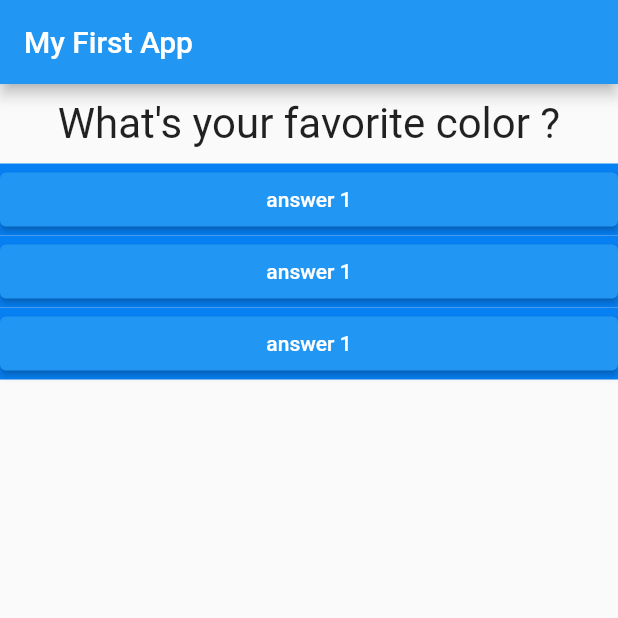
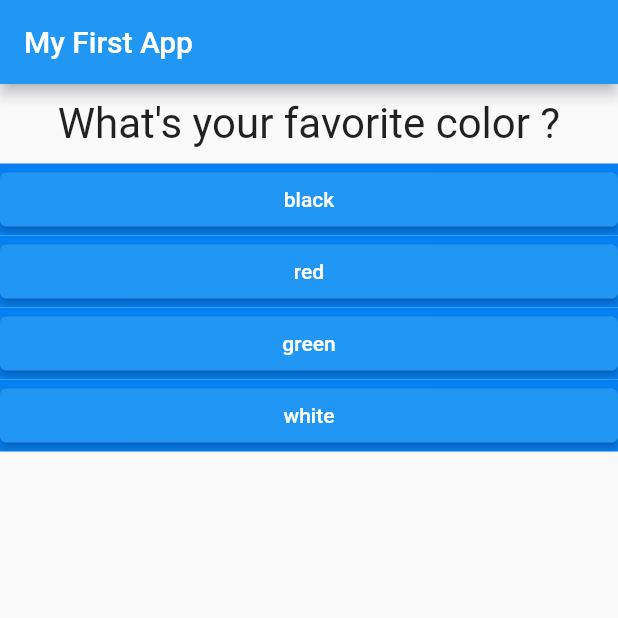
Before and after one commit to Arshdeep-rupal/flutter, a Flutter app: the screen it shows after launch, on a phone screen of 412 x 824 dp, the top half of it. Run offline on Flutter 3.47's test engine with Material 2 defaults, Android fonts, the phone set to English and light mode, and no system bars.

Commit message:
adding new feature of change answer with question

```diff
--- a/lib/answer.dart
+++ b/lib/answer.dart
@@ -4,15 +4,17 @@ import 'package:flutter/material.dart';
 
 class Answer extends StatelessWidget {
   final void Function() selectHandler;
-  Answer(this.selectHandler);
+  final String answerText;
+  Answer(this.selectHandler, this.answerText);
 
   @override
   Widget build(BuildContext context) {
     return Container(
       width: double.infinity,
       color: Color.fromARGB(255, 6, 128, 243),
-      child: ElevatedButton(
-        child: Text('answer 1' ),
+        child: ElevatedButton(
+        child: Text(answerText,
+        selectionColor: Colors.white),
         onPressed: selectHandler,
       ),
     );
--- a/lib/main.dart
+++ b/lib/main.dart
@@ -16,9 +16,26 @@ class MyApp extends StatefulWidget {
 }
 
 class _MyAppState extends State<MyApp> {
+  static const questions = [
+    {
+      'questionText': 'What\'s your favorite color ?',
+      'answer': ['black', 'red', 'green', 'white'],
+    },
+    {
+      'questionText': 'What\'s your favorite animal ?',
+      'answer': ['dog', 'cat', 'horse', 'lion'],
+    },
+    {
+      'questionText': 'what\'s your favorite language ?',
+      'answer': ['c++', 'Dart', 'java', 'python'],
+    },
+  ];
   var _questionIndex = 0;
 
   void _answerQuestion() {
+    if (_questionIndex < questions.length) {
+      print('we have more quiestion');
+    }
     setState(() {
       _questionIndex = _questionIndex + 1;
     });
@@ -27,27 +44,25 @@ class _MyAppState extends State<MyApp> {
 
   @override
   Widget build(BuildContext context) {
-    var questions = [
-      'What\'s your favorite color ?',
-      'What\'s your favorite animal ?',
-      'what\'s your favorite language ?',
-    ];
     return MaterialApp(
       home: Scaffold(
         appBar: AppBar(
           title: Text('My First App'),
         ),
-        body: Column(
+        body: _questionIndex < questions.length
+            ? Column(
                 // ignore: prefer_const_literals_to_create_immutables
                 children: [
                   Question(
-              questions[_questionIndex],
+                    questions[_questionIndex]['questionText'].toString(),
                   ),
-            Answer(_answerQuestion),
-            Answer(_answerQuestion),
-            Answer(_answerQuestion),
+                  ...(questions[_questionIndex]['answer'] as List<String>)
+                      .map((answer) {
+                    return Answer(_answerQuestion, answer);
+                  }).toList()
                 ],
-        ),
+              )
+            : Center(child: Text('you dd it! ')),
       ),
     );
   }
--- a/lib/question.dart
+++ b/lib/question.dart
@@ -3,7 +3,7 @@ import 'package:flutter/material.dart';
 class Question extends StatelessWidget {
   final String questionText;
 
-  Question(this.questionText);
+  Question(this.questionText, [List<Map<String,Object>>? list]);
 
   @override
   Widget build(BuildContext context) {
```
Lines whose indentation alone changed are shown as unchanged.
